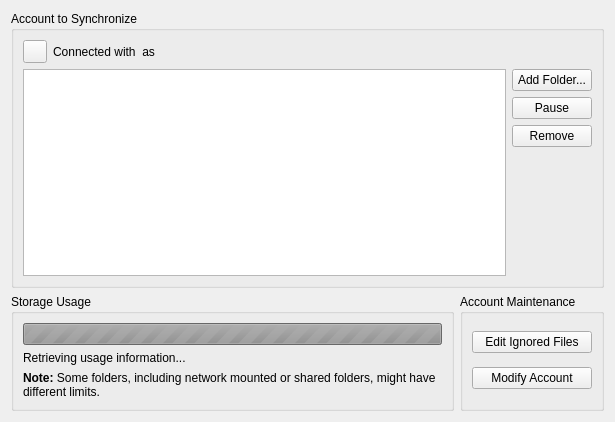
Before: the Qt Designer form source/src/mirall/accountsettings.ui in hjimmy/owncloud-client, drawn with Qt 5.
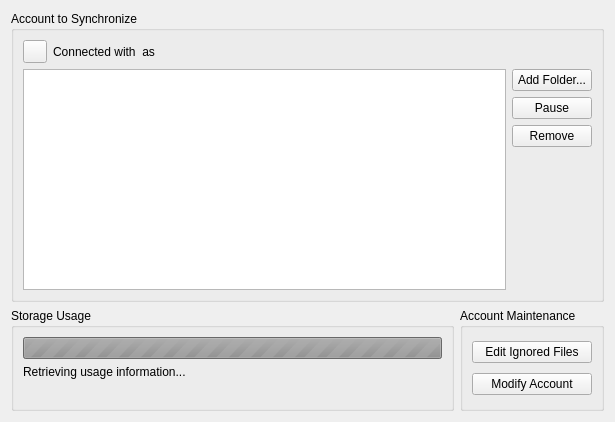
After: the same form once the commit is applied. Custom widgets are drawn as their Qt base class.

The edit to the form file:
```diff
--- a/source/src/mirall/accountsettings.ui
+++ b/source/src/mirall/accountsettings.ui
@@ -120,7 +120,8 @@
       <item>
        <widget class="QLabel" name="quotaInfoLabel">
         <property name="text">
-         <string>&lt;b&gt;Note:&lt;/b&gt; Some folders, including network mounted or shared folders, might have different limits.</string>
+         <!--string>&lt;b&gt;Note:&lt;/b&gt; Some folders, including network mounted or shared folders, might have different limits.</string-->
+	<string></string>
         </property>
         <property name="wordWrap">
          <bool>true</bool>
```
